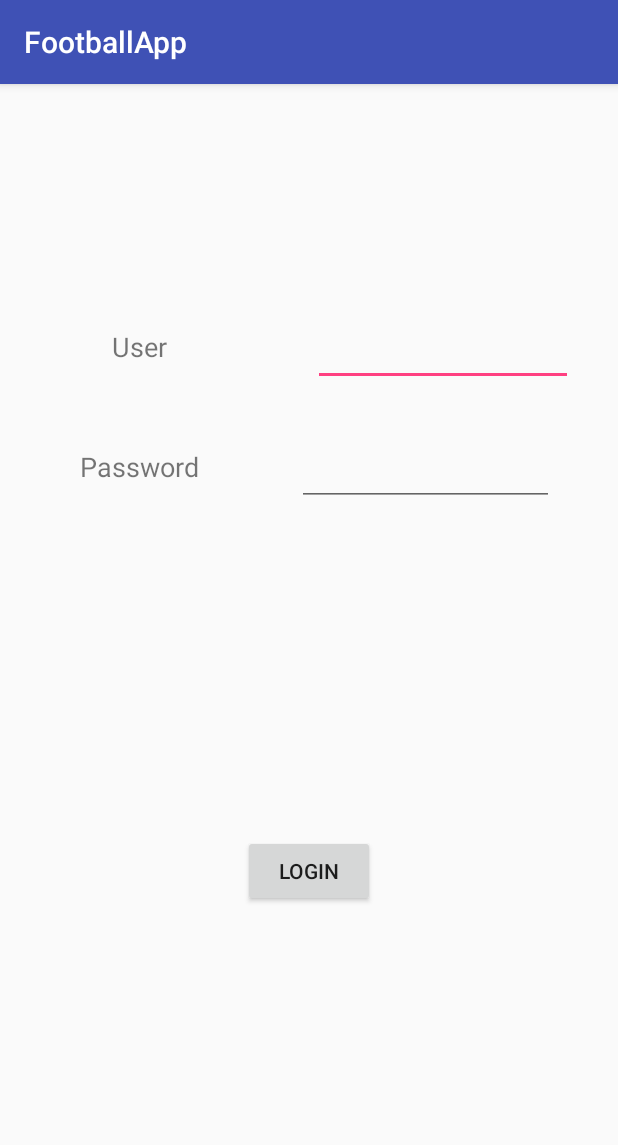
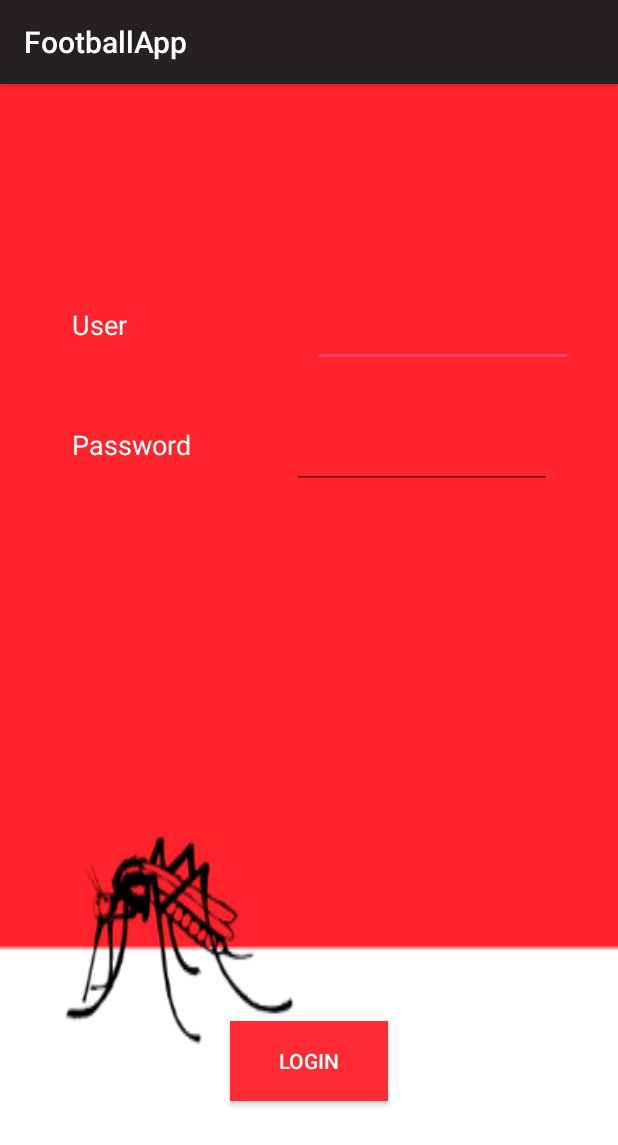
Before and after one commit to JakobWeiler/FootballApp, an Android app: the screen it shows after launch (LoginActivity), on a phone screen of 412 x 824 dp. Shown: the top 1145 px of the screen. Run offline under Robolectric (Android 15) with nearby library versions, the phone set to English and light mode, and no system bars.

Commit message:
CSS Code (not comleted)

```diff
--- a/app/src/main/AndroidManifest.xml
+++ b/app/src/main/AndroidManifest.xml
@@ -24,11 +24,11 @@
         <activity android:name=".pkgGUI.EditTeamActivity" />
         <activity android:name=".pkgGUI.StatisticActivity" />
         <activity android:name=".pkgGUI.MatchActivity" />
-        <activity android:name=".pkgGUI.ProfileActivity"></activity>
+        <activity android:name=".pkgGUI.ProfileActivity" />
         <activity
             android:name=".pkgGUI.MainActivity"
             android:label="@string/title_activity_main"
-            android:theme="@style/AppTheme.NoActionBar"></activity>
+            android:theme="@style/AppTheme.NoActionBar" />
     </application>
 
 </manifest>
--- a/app/src/main/java/at/footballapp/captainandroid/footballapp/pkgGUI/LoginActivity.java
+++ b/app/src/main/java/at/footballapp/captainandroid/footballapp/pkgGUI/LoginActivity.java
@@ -4,6 +4,7 @@ import android.content.Intent;
 import android.support.v7.app.AppCompatActivity;
 import android.os.Bundle;
 import android.view.View;
+import android.widget.ImageView;
 
 import at.footballapp.captainandroid.footballapp.R;
 
@@ -15,6 +16,7 @@ public class LoginActivity extends AppCompatActivity {
         //Intent i = new Intent(this, LoginActivity);
         //startActivity(i);
         setContentView(R.layout.activity_login);
+
     }
 
     public void onBtnLogin(View view) {
--- a/app/src/main/res/layout/activity_login.xml
+++ b/app/src/main/res/layout/activity_login.xml
@@ -7,75 +7,95 @@
     app:layout_behavior="@string/appbar_scrolling_view_behavior"
     tools:context="at.footballapp.captainandroid.footballapp.pkgGUI.LoginActivity"
     tools:layout_editor_absoluteY="81dp"
-    tools:layout_editor_absoluteX="0dp">
+    tools:layout_editor_absoluteX="0dp"
 
-    <Button
-        android:id="@+id/btnLogin"
-        android:layout_width="wrap_content"
-        android:layout_height="wrap_content"
-        android:onClick="onBtnLogin"
-        android:text="@string/Login"
-        android:layout_marginTop="8dp"
-        app:layout_constraintTop_toBottomOf="@+id/txtPassword"
-        app:layout_constraintBottom_toBottomOf="parent"
-        android:layout_marginBottom="8dp"
-        android:layout_marginRight="8dp"
-        app:layout_constraintRight_toRightOf="parent"
-        android:layout_marginLeft="8dp"
-        app:layout_constraintLeft_toLeftOf="parent" />
+    style="@style/background">
+
 
     <EditText
         android:id="@+id/txtUser"
         android:layout_width="173dp"
         android:layout_height="53dp"
+        android:layout_marginEnd="30dp"
+        android:layout_marginLeft="8dp"
+        android:layout_marginRight="30dp"
+        android:layout_marginStart="8dp"
+        android:layout_marginTop="135dp"
         android:ems="10"
         android:inputType="textPersonName"
-        app:layout_constraintTop_toTopOf="parent"
-        android:layout_marginTop="148dp"
-        android:layout_marginRight="30dp"
+        android:textColor="#FFFFFF"
+        app:layout_constraintHorizontal_bias="1.0"
+        app:layout_constraintLeft_toRightOf="@+id/textView1"
         app:layout_constraintRight_toRightOf="parent"
-        app:layout_constraintLeft_toRightOf="@+id/textView1"
-        android:layout_marginLeft="8dp"
-        app:layout_constraintHorizontal_bias="1.0" />
+        app:layout_constraintTop_toTopOf="parent" />
 
     <EditText
         android:id="@+id/txtPassword"
-        android:layout_width="171dp"
-        android:layout_height="52dp"
+        android:layout_width="173dp"
+        android:layout_height="53dp"
+        android:layout_marginEnd="8dp"
+        android:layout_marginLeft="8dp"
+        android:layout_marginRight="8dp"
+        android:layout_marginStart="8dp"
+        android:layout_marginTop="28dp"
         android:ems="10"
         android:inputType="textPassword"
-        android:layout_marginTop="28dp"
-        app:layout_constraintTop_toBottomOf="@+id/txtUser"
-        android:layout_marginRight="8dp"
+        android:textColor="#FFFFFF"
+        app:layout_constraintHorizontal_bias="0.6"
+        app:layout_constraintLeft_toRightOf="@+id/textView2"
         app:layout_constraintRight_toRightOf="parent"
-        app:layout_constraintLeft_toRightOf="@+id/textView2"
-        android:layout_marginLeft="8dp"
-        app:layout_constraintHorizontal_bias="0.6" />
+        app:layout_constraintTop_toBottomOf="@+id/txtUser" />
 
     <TextView
         android:id="@+id/textView1"
-        android:layout_width="89dp"
+        style="@style/textViews"
+        android:layout_width="85dp"
         android:layout_height="54dp"
-        android:gravity="center"
+        android:layout_marginLeft="48dp"
+        android:layout_marginStart="48dp"
+        android:layout_marginTop="148dp"
+        android:gravity="start"
         android:text="@string/User"
-        android:textAlignment="center"
+        android:textAlignment="textStart"
         android:textSize="18sp"
-        app:layout_constraintTop_toTopOf="parent"
-        android:layout_marginTop="148dp"
-        android:layout_marginLeft="48dp"
-        app:layout_constraintLeft_toLeftOf="parent" />
+        app:layout_constraintLeft_toLeftOf="parent"
+        app:layout_constraintTop_toTopOf="parent" />
 
     <TextView
         android:id="@+id/textView2"
-        android:layout_width="89dp"
+        style="@style/textViews"
+        android:layout_width="85dp"
         android:layout_height="54dp"
-        android:gravity="center"
+        android:layout_marginLeft="48dp"
+        android:layout_marginStart="48dp"
+        android:layout_marginTop="26dp"
+        android:gravity="start"
         android:text="@string/Password"
-        android:textAlignment="center"
+        android:textAlignment="textStart"
         android:textSize="18sp"
-        android:layout_marginTop="26dp"
-        app:layout_constraintTop_toBottomOf="@+id/textView1"
-        android:layout_marginLeft="48dp"
-        app:layout_constraintLeft_toLeftOf="parent" />
+        app:layout_constraintLeft_toLeftOf="parent"
+        app:layout_constraintTop_toBottomOf="@+id/textView1" />
+
+
+
+        <Button
+            android:id="@+id/btnLogin"
+            android:layout_width="105dp"
+            android:layout_height="53dp"
+            android:layout_marginBottom="8dp"
+            android:layout_marginEnd="8dp"
+            android:layout_marginLeft="8dp"
+            android:layout_marginRight="8dp"
+            android:layout_marginStart="8dp"
+            android:layout_marginTop="8dp"
+            android:onClick="onBtnLogin"
+            android:text="@string/Login"
+            app:layout_constraintBottom_toBottomOf="parent"
+            app:layout_constraintLeft_toLeftOf="parent"
+            app:layout_constraintRight_toRightOf="parent"
+            app:layout_constraintTop_toBottomOf="@+id/txtPassword"
+            style="@style/buttons"
+            app:layout_constraintVertical_bias="0.809"
+            app:layout_constraintHorizontal_bias="0.501" />
 
 </android.support.constraint.ConstraintLayout>
--- a/app/src/main/res/layout/activity_main.xml
+++ b/app/src/main/res/layout/activity_main.xml
@@ -20,6 +20,7 @@
         android:layout_gravity="start"
         android:fitsSystemWindows="true"
         app:headerLayout="@layout/nav_header_main"
-        app:menu="@menu/activity_main_drawer" />
+        app:menu="@menu/activity_main_drawer"
+        />
 
 </android.support.v4.widget.DrawerLayout>
--- a/app/src/main/res/layout/activity_remove_match.xml
+++ b/app/src/main/res/layout/activity_remove_match.xml
@@ -4,7 +4,8 @@
     xmlns:tools="http://schemas.android.com/tools"
     android:layout_width="match_parent"
     android:layout_height="match_parent"
-    tools:context="at.footballapp.captainandroid.footballapp.pkgGUI.RemoveMatchActivity">
+    tools:context="at.footballapp.captainandroid.footballapp.pkgGUI.RemoveMatchActivity"
+    style="@style/background">
 
     <SearchView
         android:layout_width="346dp"
@@ -40,6 +41,7 @@
         app:layout_constraintBottom_toBottomOf="parent"
         app:layout_constraintLeft_toLeftOf="parent"
         app:layout_constraintRight_toRightOf="parent"
-        app:layout_constraintTop_toBottomOf="@+id/lvMatches" />
+        app:layout_constraintTop_toBottomOf="@+id/lvMatches"
+        style="@style/buttons"/>
 
 </android.support.constraint.ConstraintLayout>
--- a/app/src/main/res/layout/activity_remove_player.xml
+++ b/app/src/main/res/layout/activity_remove_player.xml
@@ -4,7 +4,8 @@
     xmlns:tools="http://schemas.android.com/tools"
     android:layout_width="match_parent"
     android:layout_height="match_parent"
-    tools:context="at.footballapp.captainandroid.footballapp.pkgGUI.RemovePlayerActivity">
+    tools:context="at.footballapp.captainandroid.footballapp.pkgGUI.RemovePlayerActivity"
+    style="@style/background">
 
     <SearchView
         android:layout_width="346dp"
@@ -40,6 +41,7 @@
         app:layout_constraintBottom_toBottomOf="parent"
         app:layout_constraintLeft_toLeftOf="parent"
         app:layout_constraintRight_toRightOf="parent"
-        app:layout_constraintTop_toBottomOf="@+id/lvPlayer" />
+        app:layout_constraintTop_toBottomOf="@+id/lvPlayer"
+        style="@style/buttons"/>
 
 </android.support.constraint.ConstraintLayout>
--- a/app/src/main/res/layout/nav_header_main.xml
+++ b/app/src/main/res/layout/nav_header_main.xml
@@ -3,7 +3,7 @@
     xmlns:app="http://schemas.android.com/apk/res-auto"
     android:layout_width="match_parent"
     android:layout_height="@dimen/nav_header_height"
-    android:background="@drawable/side_nav_bar"
+    android:background="#FE2B34"
     android:gravity="bottom"
     android:orientation="vertical"
     android:paddingBottom="@dimen/activity_vertical_margin"
@@ -17,7 +17,8 @@
         android:layout_width="wrap_content"
         android:layout_height="wrap_content"
         android:paddingTop="@dimen/nav_header_vertical_spacing"
-        app:srcCompat="@mipmap/ic_launcher" />
+        app:srcCompat="@mipmap/ic_launcher"
+        />
 
     <TextView
         android:layout_width="match_parent"
--- a/app/src/main/res/values/styles.xml
+++ b/app/src/main/res/values/styles.xml
@@ -3,8 +3,8 @@
     <!-- Base application theme. -->
     <style name="AppTheme" parent="Theme.AppCompat.Light.DarkActionBar">
         <!-- Customize your theme here. -->
-        <item name="colorPrimary">@color/colorPrimary</item>
-        <item name="colorPrimaryDark">@color/colorPrimaryDark</item>
+        <item name="colorPrimary">#262020</item>
+       <item name="colorPrimaryDark">@color/colorPrimaryDark</item>
         <item name="colorAccent">@color/colorAccent</item>
     </style>
 
@@ -17,4 +17,17 @@
 
     <style name="AppTheme.PopupOverlay" parent="ThemeOverlay.AppCompat.Light" />
 
+    <style name="background">
+        <item name="android:background">@mipmap/background</item>
+    </style>
+
+    <style name="textViews">
+        <item name="android:textColor">#FFFFFF</item>
+        <item name="android:textSize">18sp</item>
+    </style>
+
+    <style name="buttons">
+        <item name="android:background">#FE2B34</item>
+        <item name="android:textColor">#FFFFFF</item>
+    </style>
 </resources>
```
Also changed, not shown: app/src/main/res/layout/activity_edit_team.xml (+14 -7 lines), app/src/main/res/layout/activity_match.xml (+6 -3 lines), app/src/main/res/layout/activity_profile.xml (+16 -9 lines), app/src/main/res/layout/activity_statistic.xml (+14 -7 lines), app/src/main/res/layout/activity_update_match.xml (+12 -6 lines), app/src/main/res/layout/content_main.xml (+39 -4 lines), app/src/main/res/mipmap-xxxhdpi/background.png (added).
